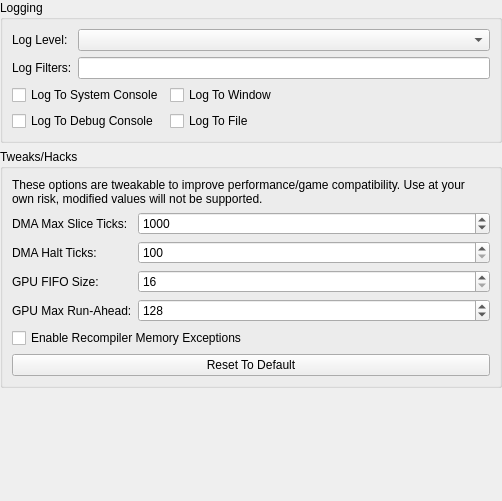
Qt form src/duckstation-qt/advancedsettingswidget.ui (kofxi3584karlayang/duckstation) before a commit.
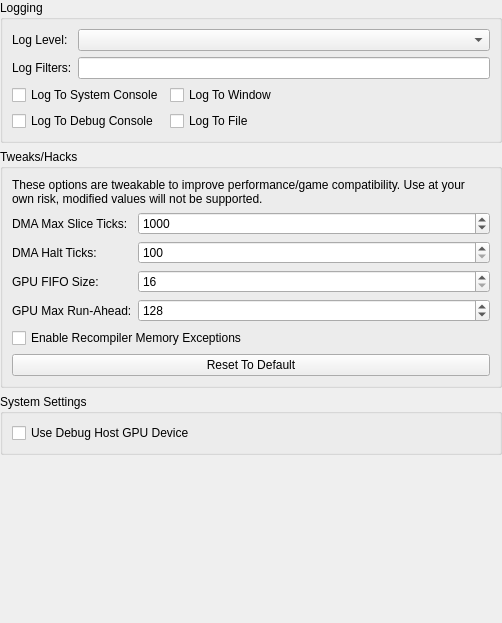
The same form after that commit.

Commit message: Qt: Move debug GPU device to advanced options

The edit to the form file:
```diff
--- a/src/duckstation-qt/advancedsettingswidget.ui
+++ b/src/duckstation-qt/advancedsettingswidget.ui
@@ -7,7 +7,7 @@
     <x>0</x>
     <y>0</y>
     <width>502</width>
-    <height>501</height>
+    <height>623</height>
    </rect>
   </property>
   <property name="windowTitle">
@@ -201,6 +201,22 @@
      </layout>
     </widget>
    </item>
+   <item>
+    <widget class="QGroupBox" name="groupBox_2">
+     <property name="title">
+      <string>System Settings</string>
+     </property>
+     <layout class="QFormLayout" name="formLayout">
+      <item row="0" column="0" colspan="2">
+       <widget class="QCheckBox" name="gpuUseDebugDevice">
+        <property name="text">
+         <string>Use Debug Host GPU Device</string>
+        </property>
+       </widget>
+      </item>
+     </layout>
+    </widget>
+   </item>
    <item>
     <spacer name="verticalSpacer_2">
      <property name="orientation">
```
The commit also changes 3 other files.
